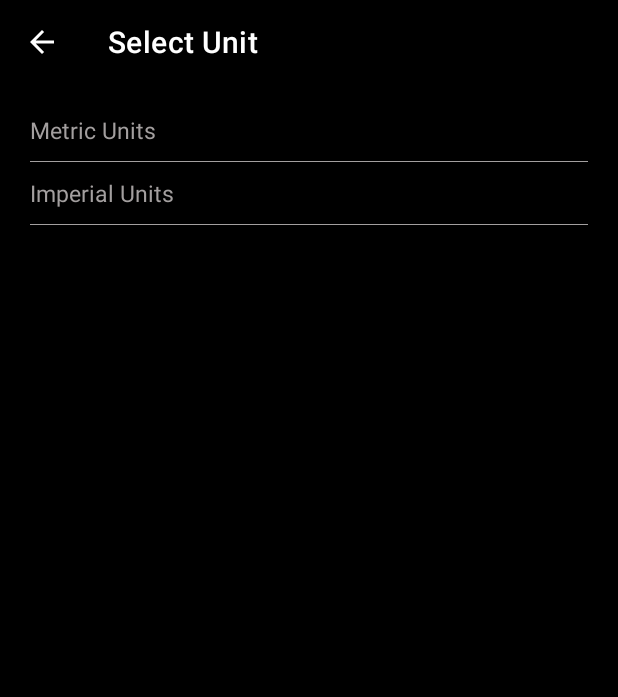
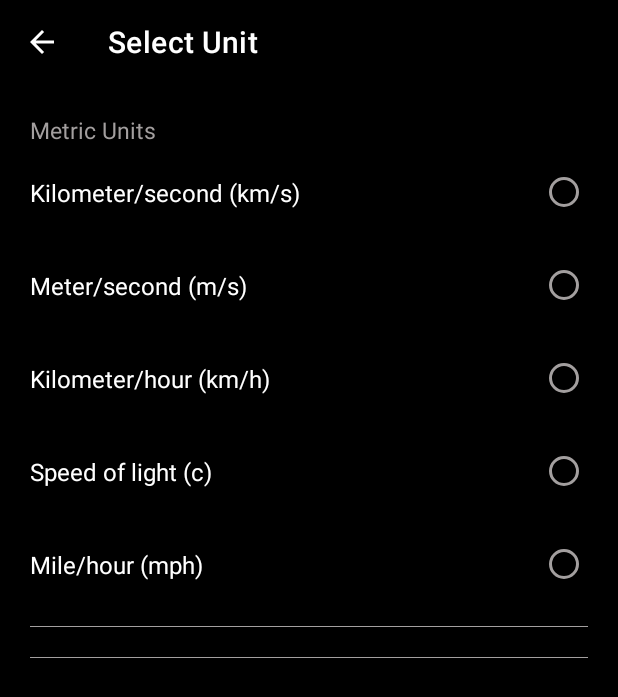
Before and after one commit to vickyrules/OIBSIP, an Android app: the screen it shows after launch (SelectUnitActivity), after a tap on "Speed", on a phone screen of 412 x 824 dp. Shown: the top 697 px of the screen. Run offline under Robolectric (Android 15) with nearby library versions, the phone set to English and light mode, and no system bars.

Commit message:
speed  units   added

```diff
--- a/UnitConverter/app/src/main/java/com/example/unitconverter/MainActivity.java
+++ b/UnitConverter/app/src/main/java/com/example/unitconverter/MainActivity.java
@@ -129,6 +129,15 @@ public class MainActivity extends AppCompatActivity {
         speed.setOnClickListener(new View.OnClickListener() {
             @Override
             public void onClick(View view) {
+                unitsListMetric.clear();
+                unitsListImperial.clear();
+
+                unitsListMetric.add("Kilometer/second (km/s) ");
+                unitsListMetric.add("Meter/second (m/s) ");
+                unitsListMetric.add("Kilometer/hour (km/h) ");
+                unitsListMetric.add("Speed of light (c) ");
+                unitsListMetric.add("Mile/hour (mph) ");
+
                 startConversion("Speed conversion");
             }
         });
--- a/UnitConverter/app/src/main/java/com/example/unitconverter/SelectUnitActivity.java
+++ b/UnitConverter/app/src/main/java/com/example/unitconverter/SelectUnitActivity.java
@@ -9,15 +9,18 @@ import android.content.res.ColorStateList;
 import android.graphics.PorterDuff;
 import android.os.Bundle;
 import android.view.MenuItem;
+import android.view.View;
 import android.widget.LinearLayout;
 import android.widget.RadioButton;
 import android.widget.RadioGroup;
+import android.widget.TextView;
 
 import java.util.ArrayList;
 
 public class SelectUnitActivity extends AppCompatActivity {
     RadioGroup radioGroupMetric;
     RadioGroup radioGroupImperial;
+    TextView imperialTxt ;
 
     @Override
     protected void onCreate(Bundle savedInstanceState) {
@@ -32,9 +35,14 @@ public class SelectUnitActivity extends AppCompatActivity {
 
         radioGroupMetric = (RadioGroup) findViewById(R.id.radioGpMatric);
         radioGroupImperial = (RadioGroup) findViewById(R.id.radioGpImperial);
+        imperialTxt = (TextView) findViewById(R.id.imperialTxt);
 
         ArrayList<String> metricUnitList = new ArrayList<String>();
         ArrayList<String> imperailUnitList = new ArrayList<String>();
+        if(imperailUnitList.size() == 0){
+            imperialTxt.setVisibility(View.GONE);
+
+        }
         metricUnitList = (ArrayList<String>) getIntent().getSerializableExtra("metricUnits");
         imperailUnitList = (ArrayList<String>) getIntent().getSerializableExtra("imperialUnits");
 
--- a/UnitConverter/app/src/main/res/layout/activity_select_unit.xml
+++ b/UnitConverter/app/src/main/res/layout/activity_select_unit.xml
@@ -45,6 +45,7 @@
                 android:background="@color/grey"/>
 
             <TextView
+                android:id="@+id/imperialTxt"
                 android:layout_width="match_parent"
                 android:layout_height="wrap_content"
                 android:text="Imperial Units"
```
